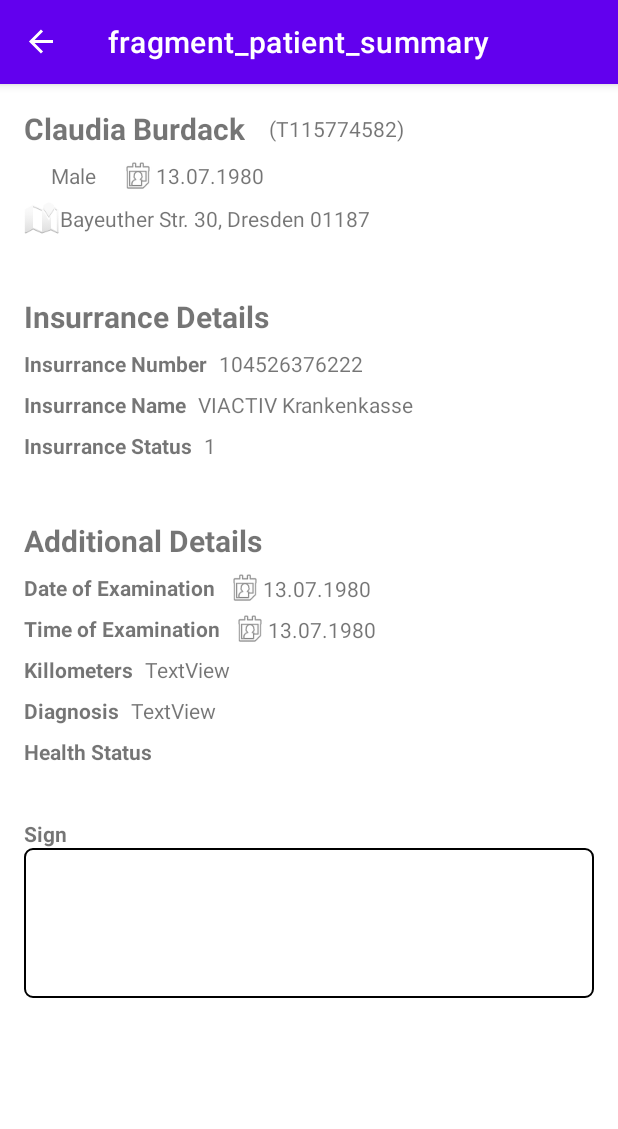
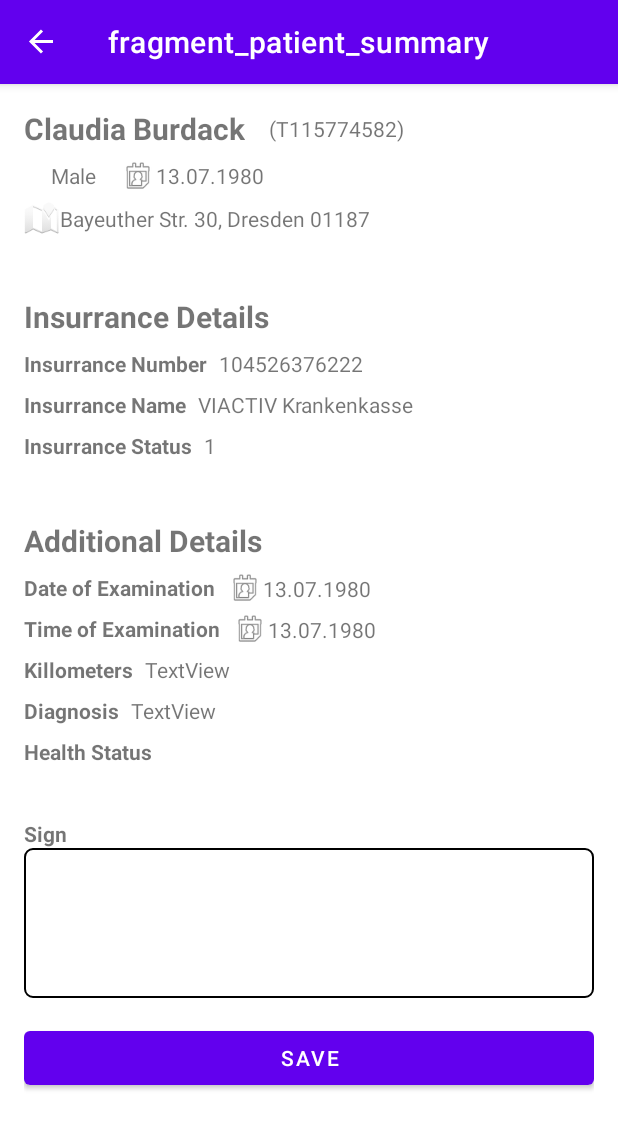
Before and after one commit to binarynumdev/patient-doctor-app, an Android app: the PatientSummaryFragment screen opened through its navigation route, on a phone screen of 412 x 824 dp. Shown: the top 1129 px of the screen. Run offline under Robolectric (Android 15) with nearby library versions, the phone set to English and light mode, and no system bars; our stand-ins replace navigation-ui; 1 statement that could not run was skipped.

Commit message:
save patient

```diff
--- a/app/src/main/java/com/consulmedics/patientdata/MyApplication.kt
+++ b/app/src/main/java/com/consulmedics/patientdata/MyApplication.kt
@@ -1,13 +1,17 @@
 package com.consulmedics.patientdata
 
 import android.app.Application
+import com.consulmedics.patientdata.models.PatientRepository
 
 class MyApplication : Application() {
     companion object {
         var patientDetailsActivityRequestCode:Int = 1001
+        var repository: PatientRepository? = null
     }
 
     override fun onCreate() {
         super.onCreate()
+        val dao = PatientsDatabase.getDatabase(this).patientDao()
+        repository = PatientRepository(dao)
     }
 }
--- a/app/src/main/java/com/consulmedics/patientdata/fragments/addeditpatient/PatientInsurranceDetailsFragment.kt
+++ b/app/src/main/java/com/consulmedics/patientdata/fragments/addeditpatient/PatientInsurranceDetailsFragment.kt
@@ -11,11 +11,13 @@ import androidx.fragment.app.Fragment
 import androidx.fragment.app.activityViewModels
 import androidx.lifecycle.Observer
 import androidx.navigation.fragment.findNavController
+import com.consulmedics.patientdata.MyApplication
 import com.consulmedics.patientdata.R
 import com.consulmedics.patientdata.databinding.FragmentPatientInsurranceDetailsBinding
 import com.consulmedics.patientdata.models.Patient
 import com.consulmedics.patientdata.utils.AppConstants
 import com.consulmedics.patientdata.viewmodels.AddEditPatientViewModel
+import com.consulmedics.patientdata.viewmodels.AddEditPatientViewModelFactory
 import java.text.SimpleDateFormat
 
 private const val ARG_PARAM1 = "param1"
@@ -30,7 +32,9 @@ class PatientInsurranceDetailsFragment : Fragment() {
     // TODO: Rename and change types of parameters
     private var _binding: FragmentPatientInsurranceDetailsBinding? = null
     val binding get() = _binding!!
-    private val sharedViewModel: AddEditPatientViewModel by activityViewModels()
+    private val sharedViewModel: AddEditPatientViewModel by activityViewModels(){
+        AddEditPatientViewModelFactory(MyApplication.repository!!)
+    }
     override fun onCreate(savedInstanceState: Bundle?) {
         super.onCreate(savedInstanceState)
         sharedViewModel.patientData.observe(this, Observer {
--- a/app/src/main/java/com/consulmedics/patientdata/fragments/addeditpatient/PatientPersonalDetailsFragment.kt
+++ b/app/src/main/java/com/consulmedics/patientdata/fragments/addeditpatient/PatientPersonalDetailsFragment.kt
@@ -12,12 +12,14 @@ import androidx.fragment.app.Fragment
 import androidx.fragment.app.activityViewModels
 import androidx.lifecycle.Observer
 import androidx.navigation.fragment.findNavController
+import com.consulmedics.patientdata.MyApplication
 import com.consulmedics.patientdata.R
 import com.consulmedics.patientdata.databinding.FragmentPatientPersonalDetailsBinding
 import com.consulmedics.patientdata.models.Patient
 import com.consulmedics.patientdata.utils.AppConstants.DISPLAY_DATE_FORMAT
 import com.consulmedics.patientdata.utils.AppConstants.TAG_NAME
 import com.consulmedics.patientdata.viewmodels.AddEditPatientViewModel
+import com.consulmedics.patientdata.viewmodels.AddEditPatientViewModelFactory
 import com.google.android.material.dialog.MaterialAlertDialogBuilder
 import java.text.SimpleDateFormat
 import java.util.*
@@ -32,7 +34,9 @@ class PatientPersonalDetailsFragment : Fragment() {
     private var patient: Patient? = null
     private var param2: String? = null
     private var _binding: FragmentPatientPersonalDetailsBinding? = null
-    private val sharedViewModel: AddEditPatientViewModel by activityViewModels()
+    private val sharedViewModel: AddEditPatientViewModel by activityViewModels() {
+        AddEditPatientViewModelFactory(MyApplication.repository!!)
+    }
     val binding get() = _binding!!
 
     override fun onCreate(savedInstanceState: Bundle?) {
--- a/app/src/main/java/com/consulmedics/patientdata/fragments/addeditpatient/PatientSummaryFragment.kt
+++ b/app/src/main/java/com/consulmedics/patientdata/fragments/addeditpatient/PatientSummaryFragment.kt
@@ -12,11 +12,13 @@ import androidx.fragment.app.activityViewModels
 import androidx.lifecycle.Observer
 import com.caverock.androidsvg.SVG
 import com.consulmedics.patientdata.Converters
+import com.consulmedics.patientdata.MyApplication
 import com.consulmedics.patientdata.R
 import com.consulmedics.patientdata.databinding.FragmentPatientSummaryBinding
 import com.consulmedics.patientdata.utils.AppConstants
 import com.consulmedics.patientdata.utils.AppUtils
 import com.consulmedics.patientdata.viewmodels.AddEditPatientViewModel
+import com.consulmedics.patientdata.viewmodels.AddEditPatientViewModelFactory
 import java.text.SimpleDateFormat
 
 
@@ -33,7 +35,9 @@ private const val ARG_PARAM2 = "param2"
 class PatientSummaryFragment : Fragment() {
 
     private var _binding: FragmentPatientSummaryBinding? = null
-    private val sharedViewModel: AddEditPatientViewModel by activityViewModels()
+    private val sharedViewModel: AddEditPatientViewModel by activityViewModels(){
+        AddEditPatientViewModelFactory(MyApplication.repository!!)
+    }
     val binding get() = _binding!!
     override fun onCreate(savedInstanceState: Bundle?) {
         super.onCreate(savedInstanceState)
@@ -79,6 +83,12 @@ class PatientSummaryFragment : Fragment() {
         Log.e(AppConstants.TAG_NAME, "ONCREATVIEW")
         // Inflate the layout for this fragment
         _binding = FragmentPatientSummaryBinding.inflate(inflater, container, false)
+        binding.btnSave.setOnClickListener {
+            sharedViewModel.patientData.value?.let { it1 ->
+                sharedViewModel.savePatient(it1)
+                activity?.finish()
+            }
+        }
         return binding.root
     }
 }
--- /dev/null
+++ b/app/src/main/java/com/consulmedics/patientdata/viewmodels/AddEditPatientViewModelFactory.kt
@@ -0,0 +1,15 @@
+package com.consulmedics.patientdata.viewmodels
+
+import androidx.lifecycle.ViewModel
+import androidx.lifecycle.ViewModelProvider
+import com.consulmedics.patientdata.models.PatientRepository
+
+class AddEditPatientViewModelFactory (private val repository: PatientRepository) : ViewModelProvider.Factory {
+    override fun <T : ViewModel> create(modelClass: Class<T>): T {
+        if (modelClass.isAssignableFrom(AddEditPatientViewModel::class.java)) {
+            @Suppress("UNCHECKED_CAST")
+            return AddEditPatientViewModel(repository) as T
+        }
+        throw IllegalArgumentException("Unknown ViewModel class")
+    }
+}
--- a/app/src/main/res/layout/fragment_patient_summary.xml
+++ b/app/src/main/res/layout/fragment_patient_summary.xml
@@ -293,11 +293,12 @@
             app:layout_constraintTop_toBottomOf="@+id/textView41" />
 
         <LinearLayout
+            android:id="@+id/linearLayout"
             android:layout_width="match_parent"
             android:layout_height="100dp"
-            android:orientation="vertical"
 
             android:background="@drawable/layout_border"
+            android:orientation="vertical"
             app:layout_constraintEnd_toEndOf="parent"
             app:layout_constraintStart_toStartOf="parent"
             app:layout_constraintTop_toBottomOf="@+id/textView43">
@@ -309,5 +310,15 @@
                 android:layout_marginTop="@dimen/appbar_padding_top" />
         </LinearLayout>
 
+        <Button
+            android:id="@+id/btnSave"
+            android:layout_width="0dp"
+            android:layout_height="wrap_content"
+            android:layout_marginTop="16dp"
+            android:text="@string/save"
+            app:layout_constraintEnd_toEndOf="parent"
+            app:layout_constraintStart_toStartOf="parent"
+            app:layout_constraintTop_toBottomOf="@+id/linearLayout" />
+
     </androidx.constraintlayout.widget.ConstraintLayout>
 </ScrollView>
--- a/app/src/main/res/values/strings.xml
+++ b/app/src/main/res/values/strings.xml
@@ -66,4 +66,5 @@
     <string name="ok">OK</string>
     <string name="cancel">Cancel</string>
     <string name="additional_details">Additional Details</string>
+    <string name="save">Save</string>
 </resources>
```
Also changed, not shown: app/src/main/java/com/consulmedics/patientdata/fragments/addeditpatient/PatientAdditionalDetailsFragment.kt (+11 -2 lines), app/src/main/java/com/consulmedics/patientdata/viewmodels/AddEditPatientViewModel.kt (+31 -1 lines).
